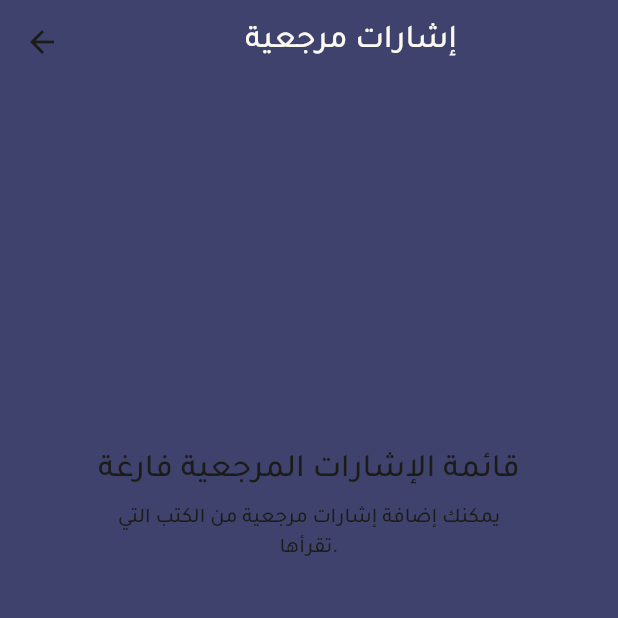
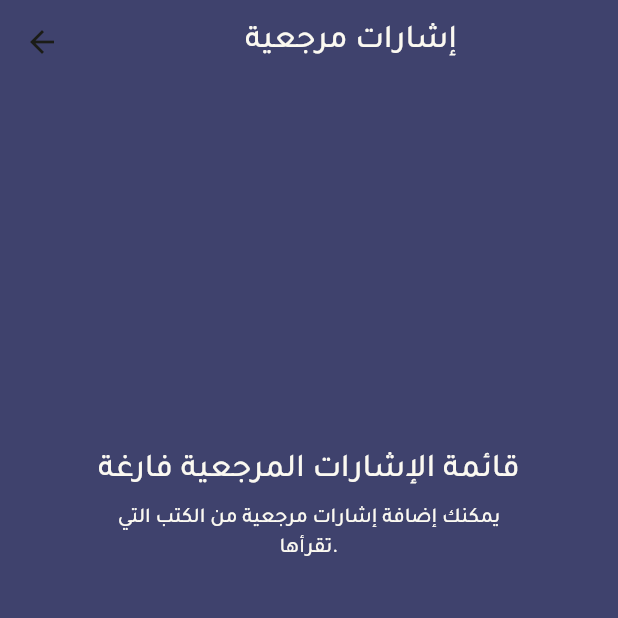
Before and after one commit to alijohar/z_project, a Flutter app: the BookmarkScreen screen opened directly, on a phone screen of 412 x 824 dp, the top half of it. Run offline on Flutter 3.47's test engine with Material 3 defaults, Android fonts, the phone set to English and light mode, and no system bars; our stand-ins replace bloc, firebase_analytics, firebase_core, firebase_crashlytics, flutter_bloc, flutter_html and 5 more; missing offline and left inert: epub_parser; accounts and stored records are empty.

Commit message:
Fix dark mode issues

```diff
--- a/lib/screen/bookmark/bookmark_screen.dart
+++ b/lib/screen/bookmark/bookmark_screen.dart
@@ -60,15 +60,13 @@ class _BookmarkScreenState extends State<BookmarkScreen> {
                       const SizedBox(height: 120),
                       Text(
                         'قائمة الإشارات المرجعية فارغة',
-                        style: Theme.of(context).textTheme.titleLarge?.copyWith(
-                        ),
+                        style: Theme.of(context).textTheme.titleLarge?.copyWith(color: Theme.of(context).colorScheme.surface),
                       ),
                       const SizedBox(height: 8),
                       Text(
                         textAlign: TextAlign.center,
                         'يمكنك إضافة إشارات مرجعية من الكتب التي تقرأها.',
-                        style: Theme.of(context).textTheme.labelLarge?.copyWith(
-                        ),
+                        style: Theme.of(context).textTheme.labelLarge?.copyWith(color: Theme.of(context).colorScheme.surface),
 
                       ),
 
--- a/lib/widget/big_image_card_widget.dart
+++ b/lib/widget/big_image_card_widget.dart
@@ -23,7 +23,9 @@ class BigImageCardWidget extends StatelessWidget {
             borderRadius: BorderRadius.circular(8),
             // Apply the same radius here
             child: Image.asset(
-              'assets/image/${item.picName}' ?? '',
+              Theme.of(context).brightness == Brightness.dark && item.picName == '6.jpg'
+                  ? 'assets/image/6_dark.jpg' ?? ''
+                  : 'assets/image/${item.picName}' ?? '',
               fit: BoxFit.cover,
             ),
           ),
```
Also changed, not shown: lib/screen/home/home_screen.dart (+8 -4 lines), lib/widget/three_items_card_widget.dart (+6 -2 lines), assets/image/6_dark.jpg (added), assets/image/squarelist_light_dark.jpg (added).
